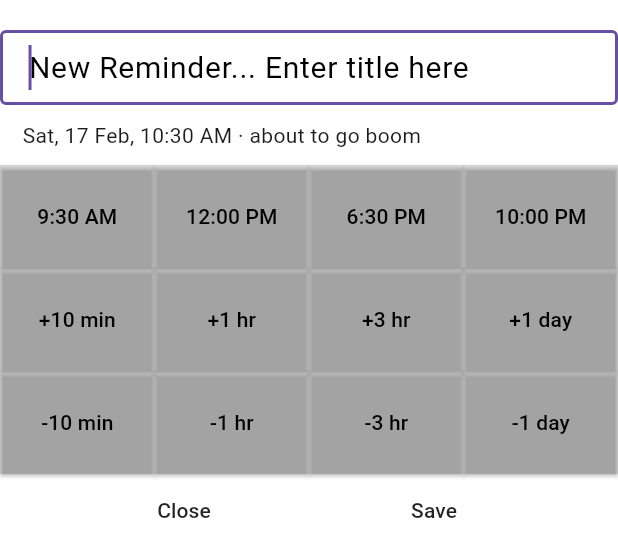
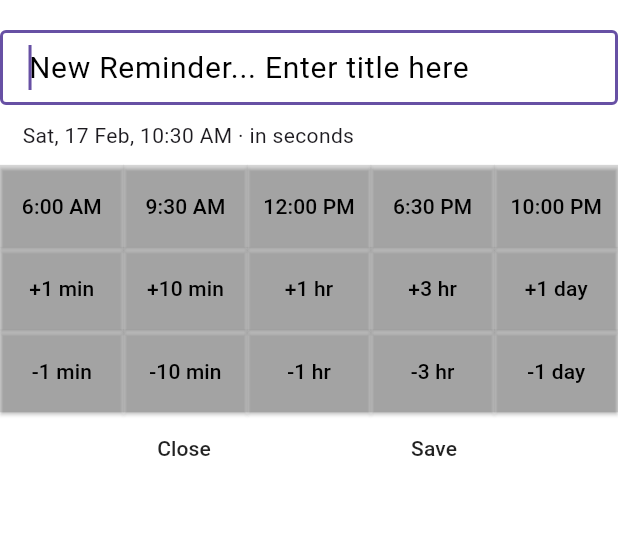
Before and after one commit to ThisIsSidam/rem-reminds-you, a Flutter app: the ReminderSection widget shown alone on an empty page, opened directly with empty values, on a phone screen of 412 x 824 dp. Shown: the top 557 px of the screen. Run offline on Flutter 3.47's test engine with Material 3 defaults, Android fonts, the phone set to English and light mode, and no system bars; our stand-ins replace awesome_notifications, hive_flutter, timezone; accounts and stored records are empty.

Commit message:
Switched to awesome_notifications
Previously, I was using flutter_local_notifications and found out that it didn't have the functionality of adding buttons.

Hence, I switched to awesome_notifications.

```diff
--- a/lib/pages/home_page.dart
+++ b/lib/pages/home_page.dart
@@ -49,14 +49,14 @@ class _HomePageState extends State<HomePage> {
   void _scheduleRefresh() {
     DateTime now = DateTime.now();
     Duration timeUntilNextRefresh = Duration(
-      seconds: 60 - now.second,
+      seconds: 10 - (now.second % 10),
       milliseconds: 1000 - now.millisecond
     );
 
     _timer = Timer(timeUntilNextRefresh, () {
       refreshPage();
 
-      _timer = Timer.periodic(const Duration(minutes: 1), (timer) {
+      _timer = Timer.periodic(const Duration(seconds: 10), (timer) {
         refreshPage();
       });
     });
--- a/lib/utils/reminder.dart
+++ b/lib/utils/reminder.dart
@@ -34,53 +34,38 @@ class Reminder {
     return formatted;
   }
 
-  String getDiffString() {
-    int diff = dateAndTime.difference(DateTime.now()).inSeconds;
+String getDiffString() {
+  Duration difference = dateAndTime.difference(DateTime.now());
 
-    if (diff > -60 && diff < 0)
+  if (difference.isNegative) {
+    difference = difference.abs();
+    return "${_formatDuration(difference)} ago";
+  } else {
+    return "in ${_formatDuration(difference)}";
+  }
+}
+
+  String _formatDuration(Duration duration) {
+    if (duration.inSeconds < 60)
     {
-      return "seconds ago";
+      return 'seconds';
     }
-    if (diff < 60)
+    else if (duration.inMinutes < 60)
     {
-      return "about to go boom";
+      return '${duration.inMinutes} minute${duration.inMinutes != 1 ? 's' : ''}';
     }
-
-    String diffStr = "";
-    bool negative = false;
-
-    if (diff < 0)
+    else if (duration.inHours < 24)
     {
-      negative = true;
-      diff = diff.abs();
-    }
-
-    if (diff < 3600)
-    {
-      int min = (diff/60).ceil();
-      if (negative == true)
-      {
-        min--;
-      }
-
-      diffStr += "$min minute${(min>1) ? "s":""}";
-    }
-    else if (diff < 7200)
-    {
-      diffStr += "1 hour${(diff>3600) ? ", ${((diff/60)-60).ceil()} minutes" : ""}";
+      int hours = duration.inHours;
+      int minutes = duration.inMinutes.remainder(60);
+      String hoursString = hours == 1 ? 'hour' : 'hours';
+      String minutesString = minutes == 1 ? 'minute' : 'minutes';
+      return '$hours $hoursString${minutes > 0 ? ', $minutes $minutesString' : ''}';
     }
     else
     {
-      diffStr += "${(diff/3600).ceil()} hours";
-    }
-
-    if (negative == true)
-    {
-      return "$diffStr ago";
-    }
-    else
-    {
-      return "in $diffStr";
+      int days = duration.inDays;
+      return '$days day${days != 1 ? 's' : ''}';
     }
   }
 
--- a/lib/utils/reminder_section.dart
+++ b/lib/utils/reminder_section.dart
@@ -75,8 +75,8 @@ class _ReminderSectionState extends State<ReminderSection> {
 
     if (widget.thisReminder.id != 101)
     {
-      notifs.cancelScheduledLocalNotification(
-        widget.thisReminder.id ?? 101
+      notifs.cancelScheduledNotification(
+        widget.thisReminder.id ?? 7
       );
       db.deleteReminder(widget.thisReminder.id!);
     }
@@ -84,10 +84,10 @@ class _ReminderSectionState extends State<ReminderSection> {
     widget.thisReminder.title = titleController.text;
     widget.thisReminder.id = widget.thisReminder.getID();
     db.reminders[widget.thisReminder.id!] = widget.thisReminder;
-    notifs.scheduleLocalNotification(
-      id: widget.thisReminder.id ?? 101,
-      title: widget.thisReminder.title,
-      scheduleNotificationDateTime: widget.thisReminder.dateAndTime
+    notifs.scheduleNotification(
+      widget.thisReminder.id ?? 7,
+      widget.thisReminder.title ?? "Rando",
+      widget.thisReminder.dateAndTime
     );
 
     db.updateReminders();
@@ -98,8 +98,8 @@ class _ReminderSectionState extends State<ReminderSection> {
   }
 
   void deleteReminder() {
-    notifs.cancelScheduledLocalNotification(
-      widget.thisReminder.id ?? 101
+    notifs.cancelScheduledNotification(
+      widget.thisReminder.id ?? 7
     );
     db.deleteReminder(widget.thisReminder.id!);
     widget.refreshHomePage();
@@ -115,7 +115,7 @@ class _ReminderSectionState extends State<ReminderSection> {
   @override
   Widget build(BuildContext context) {
     return FractionallySizedBox(
-      heightFactor: 0.9,
+      heightFactor: 0.8,
       child: Column(
         crossAxisAlignment: CrossAxisAlignment.start,
         children: [
@@ -146,18 +146,21 @@ class _ReminderSectionState extends State<ReminderSection> {
           ),
           SizedBox(
             child: GridView.count(
-              crossAxisCount: 4,
+              crossAxisCount: 5,
               shrinkWrap: true,
               childAspectRatio: 1.5,
               children: [
+                TimeSetButton(time: "6:00 AM", setTime: setTime),
                 TimeSetButton(time: "9:30 AM", setTime: setTime),
                 TimeSetButton(time: "12:00 PM", setTime: setTime),
                 TimeSetButton(time: "6:30 PM", setTime: setTime),
                 TimeSetButton(time: "10:00 PM", setTime: setTime),
+                TimeEditButton(editDuration: const Duration(minutes: 1), editTime: editTime,),
                 TimeEditButton(editDuration: const Duration(minutes: 10), editTime: editTime,),
                 TimeEditButton(editDuration: const Duration(hours: 1), editTime: editTime,),
                 TimeEditButton(editDuration: const Duration(hours: 3), editTime: editTime,),
                 TimeEditButton(editDuration: const Duration(days: 1), editTime: editTime,),
+                TimeEditButton(editDuration: const Duration(minutes: -1), editTime: editTime,),
                 TimeEditButton(editDuration: const Duration(minutes: -10), editTime: editTime,),
                 TimeEditButton(editDuration: const Duration(hours: -1), editTime: editTime,),
                 TimeEditButton(editDuration: const Duration(hours: -3), editTime: editTime,),
--- a/pubspec.yaml
+++ b/pubspec.yaml
@@ -34,7 +34,7 @@ dependencies:
   intl: ^0.19.0
   hive: ^2.2.3
   hive_flutter: ^1.1.0
-  flutter_local_notifications: ^16.3.2
+  awesome_notifications: ^0.9.2
   timezone: ^0.9.2
   crypto: ^3.0.3
 
```
Also changed, not shown: lib/utils/notification.dart (+59 -41 lines), pubspec.lock, 6 other files.
